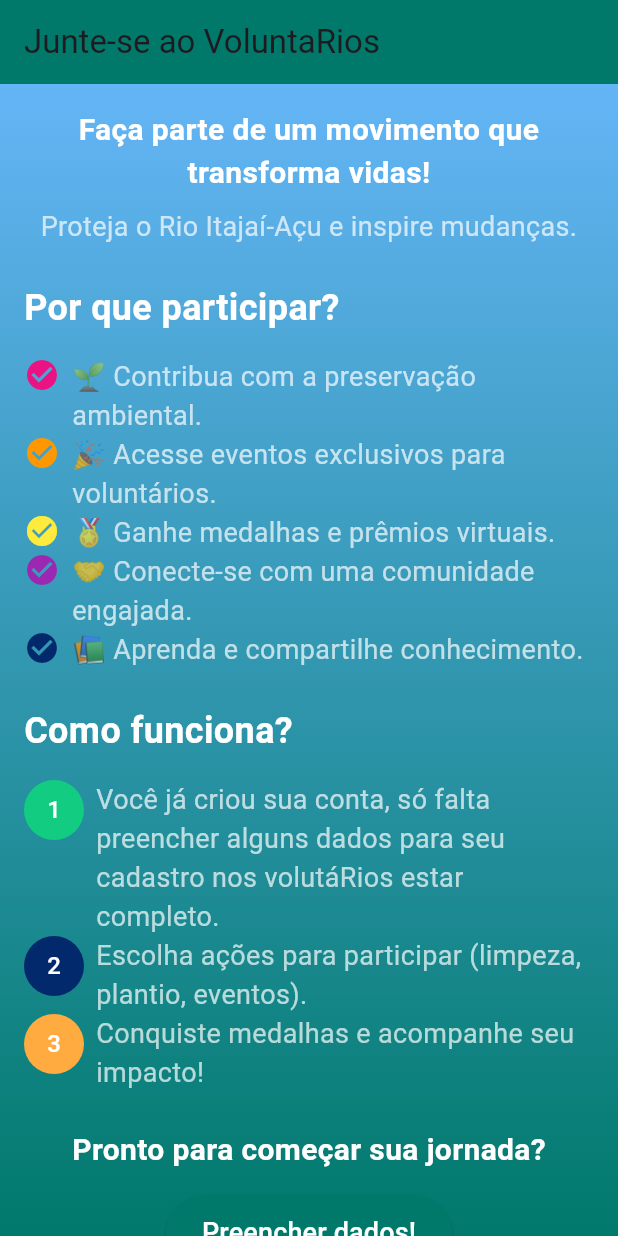
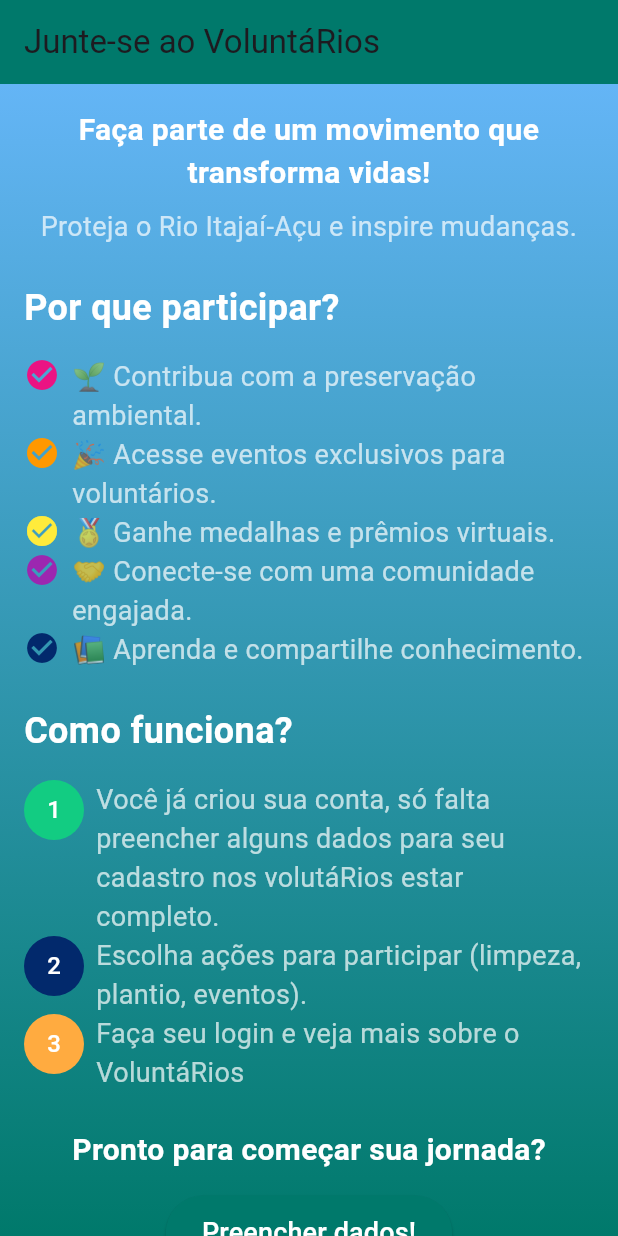
Before and after one commit to alinehoffmann123/ProjetoVoluntaRios, a Flutter app: the JoinVoluntariosScreen screen opened directly, on a phone screen of 412 x 824 dp. Run offline on Flutter 3.47's test engine with Material 3 defaults, Android fonts, the light colour scheme and no system bars; our stand-ins replace cloud_firestore, firebase_auth, firebase_core; accounts and stored records are empty; generated files the repository leaves out were written again.

Commit message:
Projeto VoluntáRios

```diff
--- a/lib/ajuda.dart
+++ b/lib/ajuda.dart
@@ -8,8 +8,8 @@
       scheme: 'mailto',
       path: 'aline.hoffmann@unidavi.edu.br',
       queryParameters: {
-        'subject': 'Suporte VoluntáRios', // Assunto do e-mail
-        'body': 'Olá, gostaria de saber mais sobre o suporte.', // Corpo do e-mail
+        'subject': 'Suporte VoluntáRios',
+        'body': 'Olá, gostaria de saber mais sobre o projeto VoluntáRios.',
       },
     );
 
@@ -24,7 +24,7 @@
   void _ligarParaSuporte() async {
     final Uri telefoneUri = Uri(
       scheme: 'tel',
-      path: '47988260930', // Número do telefone
+      path: '47988260930',
     );
 
     if (await canLaunch(telefoneUri.toString())) {
@@ -97,7 +97,6 @@
                 ),
               ],
             ),
-            // Mais perguntas podem ser adicionadas aqui...
 
             SizedBox(height: 30),
 
--- a/lib/cadastro.dart
+++ b/lib/cadastro.dart
@@ -46,7 +46,6 @@
                   ),
                   SizedBox(height: 40),
 
-                  // Campo de e-mail com validação de e-mail
                   _buildTextField(
                     Icons.email,
                     'E-mail',
@@ -63,7 +62,6 @@
 
                   ElevatedButton(
                     onPressed: () async {
-                      // Validação de senha
                       if (passwordController.text.length < 6) {
                         ScaffoldMessenger.of(context).showSnackBar(
                           SnackBar(
@@ -75,7 +73,6 @@
                         return;
                       }
 
-                      // Validação de correspondência de senhas
                       if (passwordController.text != confirmPasswordController.text) {
                         ScaffoldMessenger.of(context).showSnackBar(
                           SnackBar(
@@ -87,7 +84,6 @@
                         return;
                       }
 
-                      // Tentativa de cadastro
                       try {
                         await FirebaseAuth.instance.createUserWithEmailAndPassword(
                           email: emailController.text,
@@ -109,7 +105,6 @@
                       } catch (e) {
                         String errorMessage;
 
-                        // Verificar tipo de erro do Firebase
                         if (e is FirebaseAuthException) {
                           switch (e.code) {
                             case 'invalid-email':
--- a/lib/cadastro_dados_voluntarios.dart
+++ b/lib/cadastro_dados_voluntarios.dart
@@ -35,7 +35,6 @@
       return;
     }
 
-    // Cadastro ocorre apenas na última página.
     if (_currentPage == 3) {
       try {
         String userId = await AuthService().registerVoluntario(
@@ -155,7 +154,7 @@
                     _currentPage = page;
                   });
                 },
-                physics: NeverScrollableScrollPhysics(), // Impede deslizar manualmente
+                physics: NeverScrollableScrollPhysics(),
                 children: [
                   _buildPersonalInfoPage(primaryColor),
                   _buildAddressPage(primaryColor),
--- a/lib/home.dart
+++ b/lib/home.dart
@@ -13,10 +13,10 @@
             child: ListBody(
               children: <Widget>[
                 Text(
-                    'Aqui você pode aprender mais sobre o VoluntaRios e como participar de nossas atividades.'),
+                    'Aqui você pode aprender mais sobre o VoluntáRios e como participar de nossas atividades.'),
                 SizedBox(height: 10),
                 Text(
-                    'Para se tornar um voluntário, basta clicar em "Junte-se ao VoluntaRios" e preencher o cadastro.'),
+                    'Para se tornar um voluntário, basta clicar em "Junte-se ao VoluntáRios" e preencher o cadastro.'),
               ],
             ),
           ),
@@ -47,7 +47,6 @@
         child: SingleChildScrollView(
           child: Column(
             children: [
-              // Header Section
               Padding(
                 padding: const EdgeInsets.symmetric(vertical: 50.0),
                 child: Column(
@@ -58,7 +57,7 @@
                     ),
                     SizedBox(height: 20),
                     Text(
-                      'Bem-vindo ao VoluntaRios!',
+                      'Bem-vindo ao VoluntáRios!',
                       style: TextStyle(
                         fontSize: 32,
                         fontWeight: FontWeight.bold,
@@ -78,15 +77,13 @@
                   ],
                 ),
               ),
-
-              // Section about the project
               Padding(
                 padding: const EdgeInsets.all(20.0),
                 child: Column(
                   crossAxisAlignment: CrossAxisAlignment.start,
                   children: [
                     Text(
-                      'Sobre o VoluntaRios',
+                      'Sobre o VoluntáRios',
                       style: TextStyle(
                         fontSize: 24,
                         fontWeight: FontWeight.bold,
@@ -95,7 +92,7 @@
                     ),
                     SizedBox(height: 10),
                     Text(
-                      'O VoluntaRios é um projeto dedicado à preservação e conservação do Rio Itajaí-Açu e suas águas. Através do nosso sistema de voluntariado, qualquer pessoa pode contribuir com o meio ambiente realizando atividades como a limpeza das margens do rio, plantio de árvores e outras iniciativas de conscientização ambiental.',
+                      'O VoluntáRios é um projeto dedicado à preservação e conservação do Rio Itajaí-Açu e suas águas. Através do nosso sistema de voluntariado, qualquer pessoa pode contribuir com o meio ambiente realizando atividades como a limpeza das margens do rio, plantio de árvores e outras iniciativas de conscientização ambiental.',
                       style: TextStyle(
                         fontSize: 16,
                         fontWeight: FontWeight.normal,
@@ -104,7 +101,6 @@
                     ),
                     SizedBox(height: 30),
 
-                    // Section: What we do
                     Text(
                       'O que fazemos?',
                       style: TextStyle(
@@ -115,7 +111,7 @@
                     ),
                     SizedBox(height: 10),
                     Text(
-                      'No VoluntaRios, organizamos eventos de limpeza do rio, campanhas de educação ambiental e ações que visam preservar a biodiversidade ao redor da região. Qualquer pessoa pode se inscrever como voluntário e ajudar a proteger nosso meio ambiente.',
+                      'No VoluntáRios, organizamos eventos de limpeza do rio, campanhas de educação ambiental e ações que visam preservar a biodiversidade ao redor da região. Qualquer pessoa pode se inscrever como voluntário e ajudar a proteger nosso meio ambiente.',
                       style: TextStyle(
                         fontSize: 16,
                         fontWeight: FontWeight.normal,
@@ -123,8 +119,6 @@
                       ),
                     ),
                     SizedBox(height: 30),
-
-                    // Section: How you can help
                     Text(
                       'Como você pode ajudar?',
                       style: TextStyle(
@@ -143,8 +137,6 @@
                       ),
                     ),
                     SizedBox(height: 30),
-
-                    // Call to action - Buttons for registration and login
                     Center(
                       child: Row(
                         mainAxisAlignment: MainAxisAlignment.center,
@@ -157,7 +149,7 @@
                                     builder: (context) => RegisterScreen()),
                               );
                             },
-                            child: Text('Junte-se ao VoluntaRios'),
+                            child: Text('Junte-se ao VoluntáRios'),
                             style: ElevatedButton.styleFrom(
                               backgroundColor: Colors.tealAccent.shade700,
                               padding: EdgeInsets.symmetric(
--- a/lib/juntos.dart
+++ b/lib/juntos.dart
@@ -6,7 +6,7 @@
   Widget build(BuildContext context) {
     return Scaffold(
       appBar: AppBar(
-        title: Text("Junte-se ao VoluntaRios"),
+        title: Text("Junte-se ao VoluntáRios"),
         backgroundColor: Colors.teal.shade700,
       ),
       body: Container(
@@ -19,14 +19,12 @@
         ),
         child: Column(
           children: [
-            // Cabeçalho
             Expanded(
               child: SingleChildScrollView(
                 padding: const EdgeInsets.all(16.0),
                 child: Column(
                   crossAxisAlignment: CrossAxisAlignment.start,
                   children: [
-                    // Header
                     Center(
                       child: Column(
                         children: [
@@ -49,8 +47,6 @@
                       ),
                     ),
                     SizedBox(height: 24.0),
-
-                    // Benefícios
                     Text(
                       "Por que participar?",
                       style: TextStyle(
@@ -66,8 +62,6 @@
                     _buildBenefitItem("🤝 Conecte-se com uma comunidade engajada.", Colors.purple),
                     _buildBenefitItem("📚 Aprenda e compartilhe conhecimento.", const Color.fromARGB(255, 2, 41, 108)),
                     SizedBox(height: 24.0),
-
-                    // Como funciona
                     Text(
                       "Como funciona?",
                       style: TextStyle(
@@ -79,10 +73,8 @@
                     SizedBox(height: 16.0),
                     _buildStep("1", "Você já criou sua conta, só falta preencher alguns dados para seu cadastro nos volutáRios estar completo.", const Color.fromARGB(255, 18, 204, 130)),
                     _buildStep("2", "Escolha ações para participar (limpeza, plantio, eventos).", const Color.fromARGB(255, 2, 41, 108)),
-                    _buildStep("3", "Conquiste medalhas e acompanhe seu impacto!", Colors.orangeAccent),
+                    _buildStep("3", "Faça seu login e veja mais sobre o VoluntáRios", Colors.orangeAccent),
                     SizedBox(height: 24.0),
-
-                    // Call to Action
                     Center(
                       child: Column(
                         children: [
@@ -125,7 +117,7 @@
                                     style: TextStyle(color: Colors.teal.shade700),
                                   ),
                                   content: Text(
-                                      "Ao se juntar ao VoluntaRios, você poderá participar de ações incríveis para proteger o meio ambiente."),
+                                      "Ao se juntar ao VoluntáRios, você poderá participar de ações incríveis para proteger o meio ambiente."),
                                   actions: [
                                     TextButton(
                                       onPressed: () {
--- a/lib/login.dart
+++ b/lib/login.dart
@@ -99,7 +99,7 @@
                   ),
                   SizedBox(height: 30),
                   Text(
-                    'Bem-vindo ao VoluntaRios!',
+                    'Bem-vindo ao VoluntáRios!',
                     style: TextStyle(
                       fontSize: 28,
                       fontWeight: FontWeight.bold,
--- a/lib/main.dart
+++ b/lib/main.dart
@@ -17,7 +17,7 @@
   @override
   Widget build(BuildContext context) {
     return MaterialApp(
-      title: 'VoluntaRios',
+      title: 'VoluntáRios',
       theme: ThemeData(
         primarySwatch: Colors.teal,
         visualDensity: VisualDensity.adaptivePlatformDensity,
--- a/lib/tela_final_dados.dart
+++ b/lib/tela_final_dados.dart
@@ -42,7 +42,7 @@
       appBar: AppBar(
         title: Text('Seus Dados Cadastrados'),
         backgroundColor: primaryColor,
-        automaticallyImplyLeading: false, // Remove a flecha de retorno padrão
+        automaticallyImplyLeading: false,
       ),
       body: FutureBuilder<Map<String, dynamic>>(
         future: userData,
```
Also changed, not shown: lib/principal.dart (+3 -6 lines).
